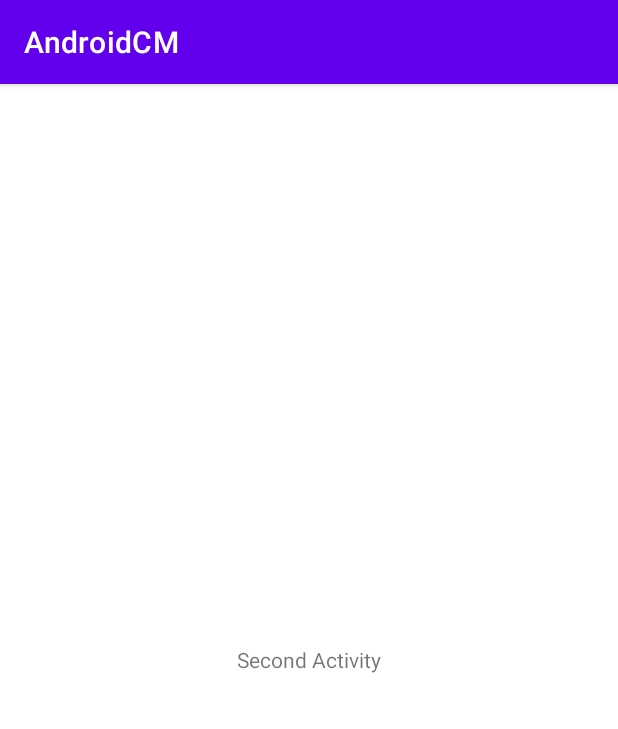
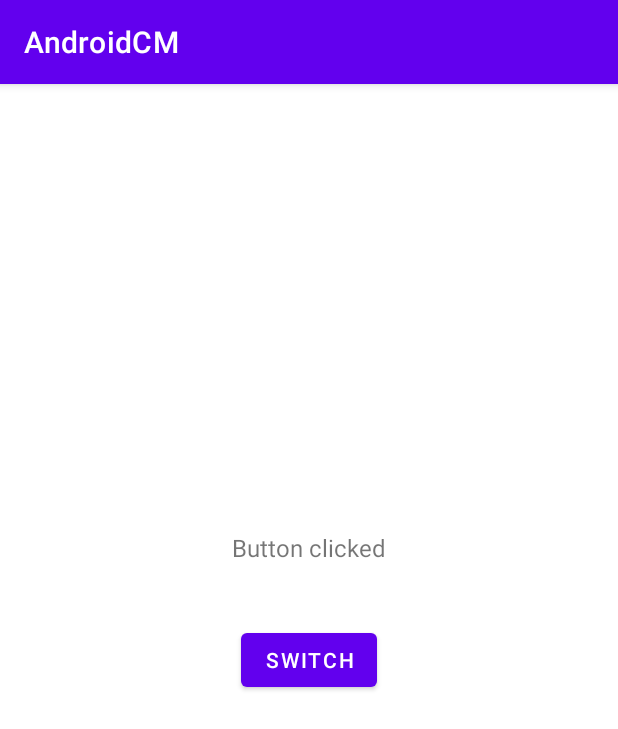
Before and after one commit to nthungvn/android-complete-masterclass, an Android app: the screen it shows after launch (ActivityTwo before the commit, MainActivity after it), after a tap on "SWITCH", on a phone screen of 412 x 824 dp. Shown: the top 729 px of the screen. Run offline under Robolectric (Android 15) with nearby library versions, the phone set to English and light mode, and no system bars.

Commit message:
Add event listener in java code

```diff
--- a/app/src/main/java/vn/vl/nthung/androidcm/MainActivity.java
+++ b/app/src/main/java/vn/vl/nthung/androidcm/MainActivity.java
@@ -5,24 +5,22 @@
 import android.os.PersistableBundle;
 import android.util.Log;
 import android.view.View;
+import android.widget.Button;
+import android.widget.TextView;
 
 import androidx.annotation.NonNull;
 import androidx.annotation.Nullable;
 import androidx.appcompat.app.AppCompatActivity;
 
 public class MainActivity extends AppCompatActivity {
-
-    public static final String TAG = "MainActivity";
-
     @Override
     protected void onCreate(Bundle savedInstanceState) {
         super.onCreate(savedInstanceState);
         setContentView(R.layout.activity_main);
-        Log.i(TAG, "onCreate");
-    }
-
-    public void onSwitchButtonClicked(View e) {
-        Intent intent = new Intent(this, ActivityTwo.class);
-        startActivity(intent);
+        Button switchButton = (Button) findViewById(R.id.switchButton);
+        switchButton.setOnClickListener((View.OnClickListener) v -> {
+            TextView textView = (TextView) findViewById(R.id.greeting);
+            textView.setText("Button clicked");
+        });
     }
 }
--- a/app/src/main/res/layout/activity_main.xml
+++ b/app/src/main/res/layout/activity_main.xml
@@ -9,18 +9,19 @@
     tools:context=".MainActivity">
 
     <TextView
+        android:id="@+id/greeting"
         android:layout_width="wrap_content"
         android:layout_height="wrap_content"
         android:layout_above="@+id/switchButton"
         android:layout_centerHorizontal="true"
         android:layout_marginBottom="40dp"
-        android:text="First Activity" />
+        android:textSize="16sp"
+        android:text="Hello world, there" />
 
     <Button
         android:id="@+id/switchButton"
         android:layout_width="wrap_content"
         android:layout_height="wrap_content"
         android:layout_centerInParent="true"
-        android:onClick="onSwitchButtonClicked"
         android:text="Switch" />
 </RelativeLayout>
```
